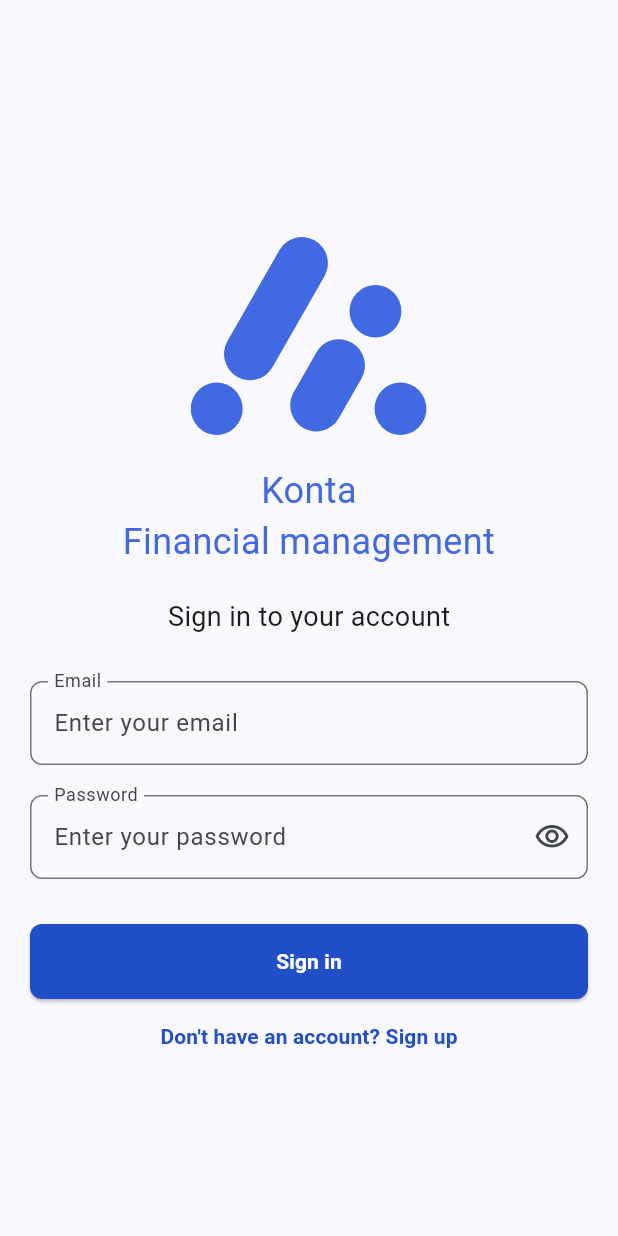
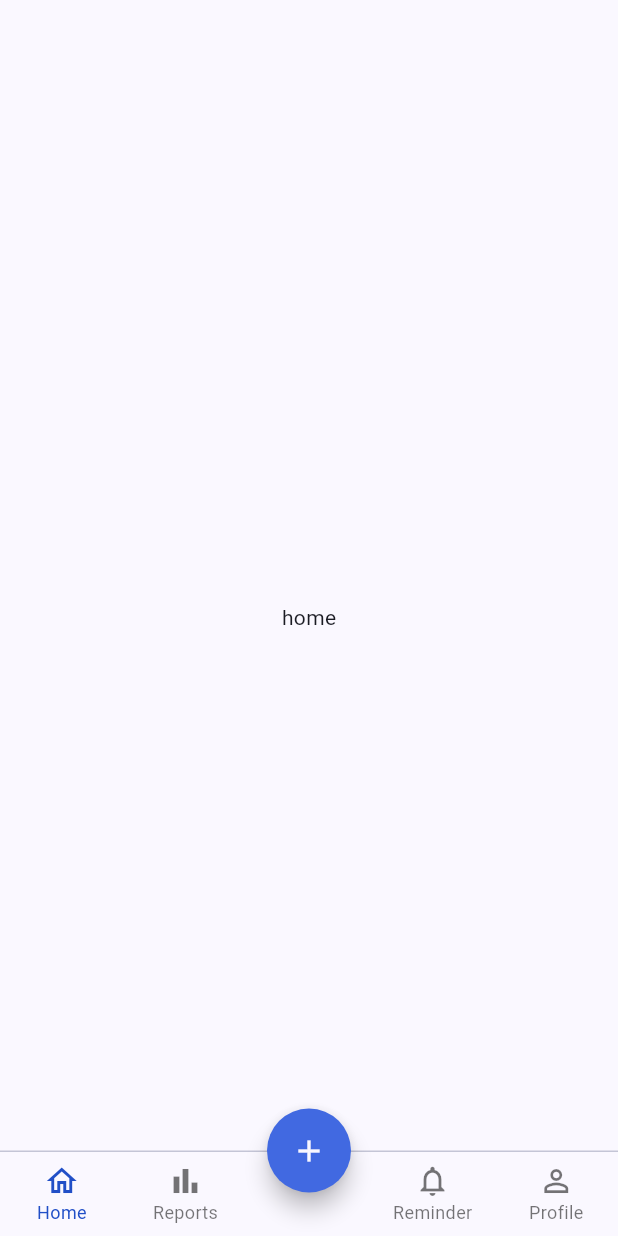
Before and after one commit to LuizHFJesus/konta_app, a Flutter app: the screen it shows after launch, on a phone screen of 412 x 824 dp. Run offline on Flutter 3.47's test engine with Material 3 defaults, Android fonts, the phone set to English and light mode, and no system bars; our stand-ins replace flutter_svg, get, get_it, go_router, google_fonts; missing offline and left inert: dart_either; accounts and stored records are empty; Roboto replaces fonts that are missing (Vazirmatn).

Commit message:
feat(home): create base screen with BNB and navigation

```diff
--- a/lib/app/i18n/locales/en_us.dart
+++ b/lib/app/i18n/locales/en_us.dart
@@ -35,4 +35,10 @@ const Map<String, String> enUS = {
   'failure_no_users_logged_in': 'No users logged in',
   'failure_invalid_credentials': 'Invalid email or password',
   'failure_email_registered': 'Email already registered',
+
+  // Bottom navigation bar labels
+  'home_label': 'Home',
+  'reports_label': 'Reports',
+  'reminder_label': 'Reminder',
+  'profile_label': 'Profile'
 };
--- a/lib/app/i18n/locales/pt_br.dart
+++ b/lib/app/i18n/locales/pt_br.dart
@@ -34,4 +34,10 @@ const Map<String, String> ptBR = {
   'failure_no_users_logged_in': 'Nenhum usuário autenticado',
   'failure_invalid_credentials': 'E-mail ou senha inválidos',
   'failure_email_registered': 'E-mail já cadastrado',
+
+  // Bottom navigation bar labels
+  'home_label': 'Início',
+  'reports_label': 'Relatórios',
+  'reminder_label': 'Lembretes',
+  'profile_label': 'Perfil',
 };
--- a/lib/app/navigation/app_router.dart
+++ b/lib/app/navigation/app_router.dart
@@ -2,23 +2,70 @@ import 'package:flutter/cupertino.dart';
 import 'package:go_router/go_router.dart';
 import 'package:konta_app/app/navigation/app_routes.dart';
 import 'package:konta_app/feature/auth/view/auth_view.dart';
+import 'package:konta_app/feature/home/ui/base_screen.dart';
 
 class AppRouter {
   late final GoRouter router;
 
   AppRouter() {
     router = GoRouter(
-      initialLocation: AppRoutes.auth,
+      initialLocation: AppRoutes.home,
       routes: [
         GoRoute(
           name: AppRoutes.auth,
           path: AppRoutes.auth,
           builder: (context, state) => const AuthView(),
         ),
-        GoRoute(
-          name: AppRoutes.home,
-          path: AppRoutes.home,
-          builder: (context, state) => const Placeholder(),
+
+        StatefulShellRoute.indexedStack(
+          builder: (context, state, navigationShell) {
+            return BaseScreen(navigationShell: navigationShell);
+          },
+          branches: [
+            StatefulShellBranch(
+              routes: [
+                GoRoute(
+                  name: AppRoutes.home,
+                  path: AppRoutes.home,
+                  builder: (context, state) =>
+                      const Center(child: Text('home')),
+                ),
+              ],
+            ),
+
+            StatefulShellBranch(
+              routes: [
+                GoRoute(
+                  name: AppRoutes.reports,
+                  path: AppRoutes.reports,
+                  builder: (context, state) =>
+                      const Center(child: Text('reports')),
+                ),
+              ],
+            ),
+
+            StatefulShellBranch(
+              routes: [
+                GoRoute(
+                  name: AppRoutes.reminder,
+                  path: AppRoutes.reminder,
+                  builder: (context, state) =>
+                      const Center(child: Text('reminder')),
+                ),
+              ],
+            ),
+
+            StatefulShellBranch(
+              routes: [
+                GoRoute(
+                  name: AppRoutes.profile,
+                  path: AppRoutes.profile,
+                  builder: (context, state) =>
+                      const Center(child: Text('profile')),
+                ),
+              ],
+            ),
+          ],
         ),
       ],
     );
--- a/lib/app/navigation/app_routes.dart
+++ b/lib/app/navigation/app_routes.dart
@@ -1,4 +1,7 @@
 class AppRoutes {
   static const String auth = '/auth';
   static const String home = '/';
+  static const String reports = '/reports';
+  static const String reminder = '/reminder';
+  static const String profile = '/profile';
 }
--- /dev/null
+++ b/lib/feature/home/ui/base_screen.dart
@@ -0,0 +1,69 @@
+import 'package:flutter/material.dart';
+import 'package:get/get.dart';
+import 'package:go_router/go_router.dart';
+
+class BaseScreen extends StatelessWidget {
+  const BaseScreen({required this.navigationShell, super.key});
+
+  final StatefulNavigationShell navigationShell;
+
+  void _onItemTapped(int index) {
+    if (index == 2) return;
+
+    final realIndex = index < 2 ? index : index - 1;
+    navigationShell.goBranch(
+      realIndex,
+      initialLocation: realIndex == navigationShell.currentIndex,
+    );
+  }
+
+  @override
+  Widget build(BuildContext context) {
+    return Scaffold(
+      appBar: AppBar(),
+      body: navigationShell,
+      floatingActionButton: FloatingActionButton(
+        onPressed: () {},
+        shape: const CircleBorder(),
+        child: const Icon(Icons.add),
+      ),
+      floatingActionButtonLocation: FloatingActionButtonLocation.centerDocked,
+      bottomNavigationBar: Column(
+        mainAxisSize: MainAxisSize.min,
+        children: [
+          const Divider(height: 1),
+          BottomNavigationBar(
+            currentIndex: navigationShell.currentIndex < 2
+                ? navigationShell.currentIndex
+                : navigationShell.currentIndex + 1,
+            elevation: 0,
+            selectedFontSize: 12,
+            type: BottomNavigationBarType.fixed,
+            onTap: _onItemTapped,
+            items: [
+              BottomNavigationBarItem(
+                icon: const Icon(Icons.home_outlined),
+                label: 'home_label'.tr,
+              ),
+              BottomNavigationBarItem(
+                icon: const Icon(Icons.bar_chart_outlined),
+                label: 'reports_label'.tr,
+              ),
+
+              const BottomNavigationBarItem(icon: SizedBox.shrink(), label: ''),
+
+              BottomNavigationBarItem(
+                icon: const Icon(Icons.notifications_outlined),
+                label: 'reminder_label'.tr,
+              ),
+              BottomNavigationBarItem(
+                icon: const Icon(Icons.person_outline),
+                label: 'profile_label'.tr,
+              ),
+            ],
+          ),
+        ],
+      ),
+    );
+  }
+}
```
Also changed, not shown: 1 other file.
